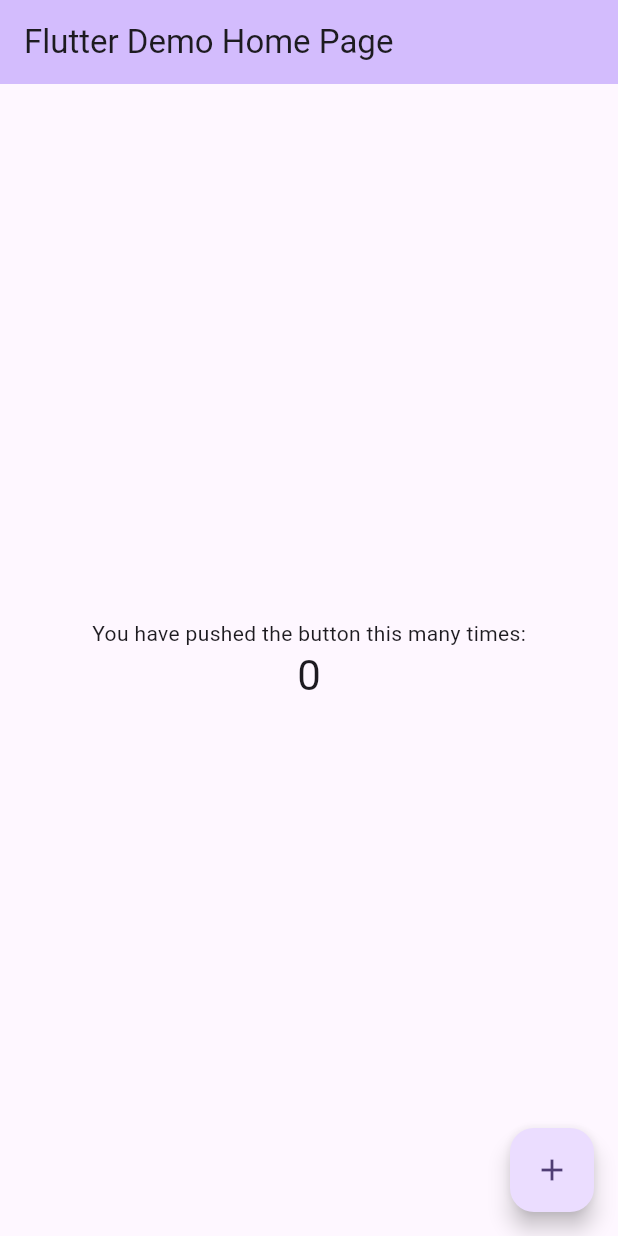
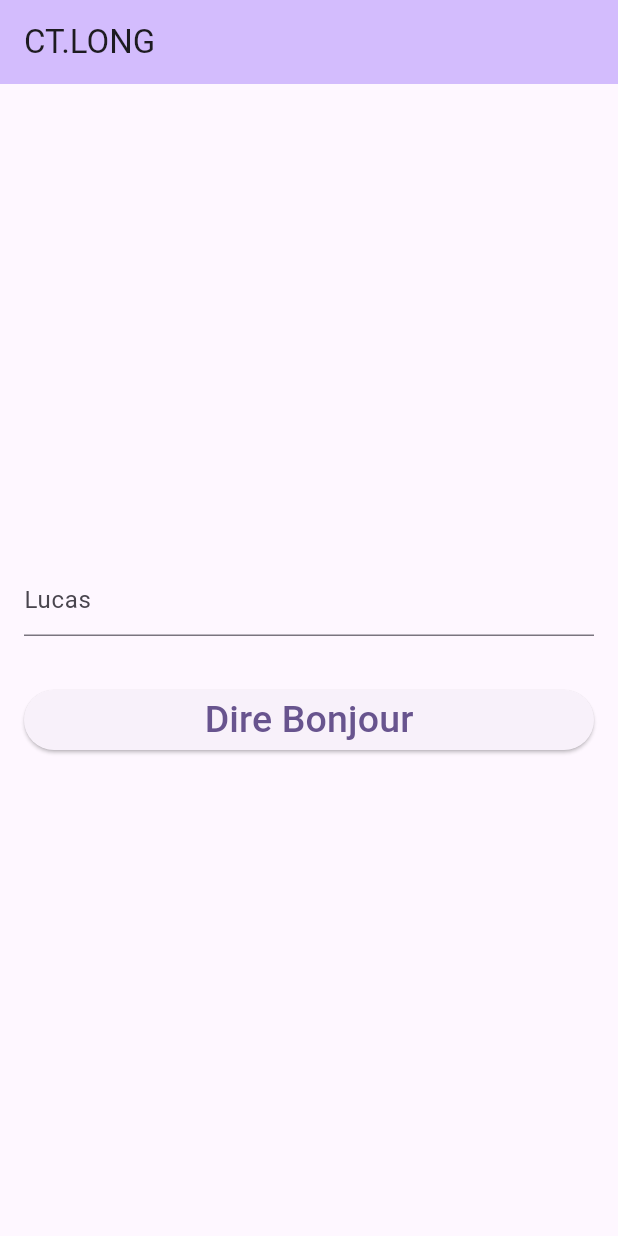
Before and after one commit to Lucas-vla/flutter_app, a Flutter app: the screen it shows after launch, on a phone screen of 412 x 824 dp. Run offline on Flutter 3.47's test engine with Material 3 defaults, Android fonts, the phone set to English and light mode, and no system bars.

Commit message:
Prep projet

```diff
--- /dev/null
+++ b/flutter_app1/lib/components.dart
@@ -0,0 +1,10 @@
+import 'package:flutter/material.dart';
+import 'package:flutter_app1/consts.dart';
+
+class MyPadding extends Padding {
+  const MyPadding({super.key, required super.child}): super(padding: defaultPadding);
+}
+
+class MyText extends Text {
+  const MyText(super.data, {super.key}): super(style: defaultTextStyle);
+}
--- /dev/null
+++ b/flutter_app1/lib/consts.dart
@@ -0,0 +1,5 @@
+import 'package:flutter/material.dart';
+
+const appTitle = "CT.LONG";
+const defaultPadding = EdgeInsets.all(16.0);
+const defaultTextStyle = TextStyle(fontSize: 25);
--- a/flutter_app1/lib/main.dart
+++ b/flutter_app1/lib/main.dart
@@ -1,4 +1,6 @@
 import 'package:flutter/material.dart';
+import 'package:flutter_app1/components.dart';
+import 'package:flutter_app1/consts.dart';
 
 void main() {
   runApp(const MyApp());
@@ -11,42 +13,18 @@ class MyApp extends StatelessWidget {
   @override
   Widget build(BuildContext context) {
     return MaterialApp(
-      title: 'Flutter Demo',
+      title: appTitle,
       theme: ThemeData(
-        // This is the theme of your application.
-        //
-        // TRY THIS: Try running your application with "flutter run". You'll see
-        // the application has a purple toolbar. Then, without quitting the app,
-        // try changing the seedColor in the colorScheme below to Colors.green
-        // and then invoke "hot reload" (save your changes or press the "hot
-        // reload" button in a Flutter-supported IDE, or press "r" if you used
-        // the command line to start the app).
-        //
-        // Notice that the counter didn't reset back to zero; the application
-        // state is not lost during the reload. To reset the state, use hot
-        // restart instead.
-        //
-        // This works for code too, not just values: Most code changes can be
-        // tested with just a hot reload.
         colorScheme: ColorScheme.fromSeed(seedColor: Colors.deepPurple),
         useMaterial3: true,
       ),
-      home: const MyHomePage(title: 'Flutter Demo Home Page'),
+      home: const MyHomePage(title: appTitle),
     );
   }
 }
 
 class MyHomePage extends StatefulWidget {
   const MyHomePage({super.key, required this.title});
-
-  // This widget is the home page of your application. It is stateful, meaning
-  // that it has a State object (defined below) that contains fields that affect
-  // how it looks.
-
-  // This class is the configuration for the state. It holds the values (in this
-  // case the title) provided by the parent (in this case the App widget) and
-  // used by the build method of the State. Fields in a Widget subclass are
-  // always marked "final".
 
   final String title;
 
@@ -55,71 +33,35 @@ class MyHomePage extends StatefulWidget {
 }
 
 class _MyHomePageState extends State<MyHomePage> {
-  int _counter = 0;
-
-  void _incrementCounter() {
-    setState(() {
-      // This call to setState tells the Flutter framework that something has
-      // changed in this State, which causes it to rerun the build method below
-      // so that the display can reflect the updated values. If we changed
-      // _counter without calling setState(), then the build method would not be
-      // called again, and so nothing would appear to happen.
-      _counter++;
-    });
-  }
+  final _formKey = GlobalKey<FormState>();
+  late String _name;
 
   @override
   Widget build(BuildContext context) {
-    // This method is rerun every time setState is called, for instance as done
-    // by the _incrementCounter method above.
-    //
-    // The Flutter framework has been optimized to make rerunning build methods
-    // fast, so that you can just rebuild anything that needs updating rather
-    // than having to individually change instances of widgets.
     return Scaffold(
       appBar: AppBar(
-        // TRY THIS: Try changing the color here to a specific color (to
-        // Colors.amber, perhaps?) and trigger a hot reload to see the AppBar
-        // change color while the other colors stay the same.
         backgroundColor: Theme.of(context).colorScheme.inversePrimary,
-        // Here we take the value from the MyHomePage object that was created by
-        // the App.build method, and use it to set our appbar title.
         title: Text(widget.title),
       ),
-      body: Center(
-        // Center is a layout widget. It takes a single child and positions it
-        // in the middle of the parent.
+      body: Form(
+        key: _formKey,
         child: Column(
-          // Column is also a layout widget. It takes a list of children and
-          // arranges them vertically. By default, it sizes itself to fit its
-          // children horizontally, and tries to be as tall as its parent.
-          //
-          // Column has various properties to control how it sizes itself and
-          // how it positions its children. Here we use mainAxisAlignment to
-          // center the children vertically; the main axis here is the vertical
-          // axis because Columns are vertical (the cross axis would be
-          // horizontal).
-          //
-          // TRY THIS: Invoke "debug painting" (choose the "Toggle Debug Paint"
-          // action in the IDE, or press "p" in the console), to see the
-          // wireframe for each widget.
           mainAxisAlignment: MainAxisAlignment.center,
           children: <Widget>[
-            const Text(
-              'You have pushed the button this many times:',
-            ),
-            Text(
-              '$_counter',
-              style: Theme.of(context).textTheme.headlineMedium,
-            ),
+            MyPadding(
+                child: TextFormField(
+                  onSaved: (value) => _name = value.toString(),
+              decoration: InputDecoration(hintText: "Lucas"),
+            )),
+            SizedBox(
+                width: double.infinity,
+                child: MyPadding(
+                    child: ElevatedButton(
+                        onPressed: () => {},
+                        child: const MyText("Dire Bonjour"))))
           ],
         ),
       ),
-      floatingActionButton: FloatingActionButton(
-        onPressed: _incrementCounter,
-        tooltip: 'Increment',
-        child: const Icon(Icons.add),
-      ), // This trailing comma makes auto-formatting nicer for build methods.
     );
   }
 }
```
Also changed, not shown: 1 other file.
